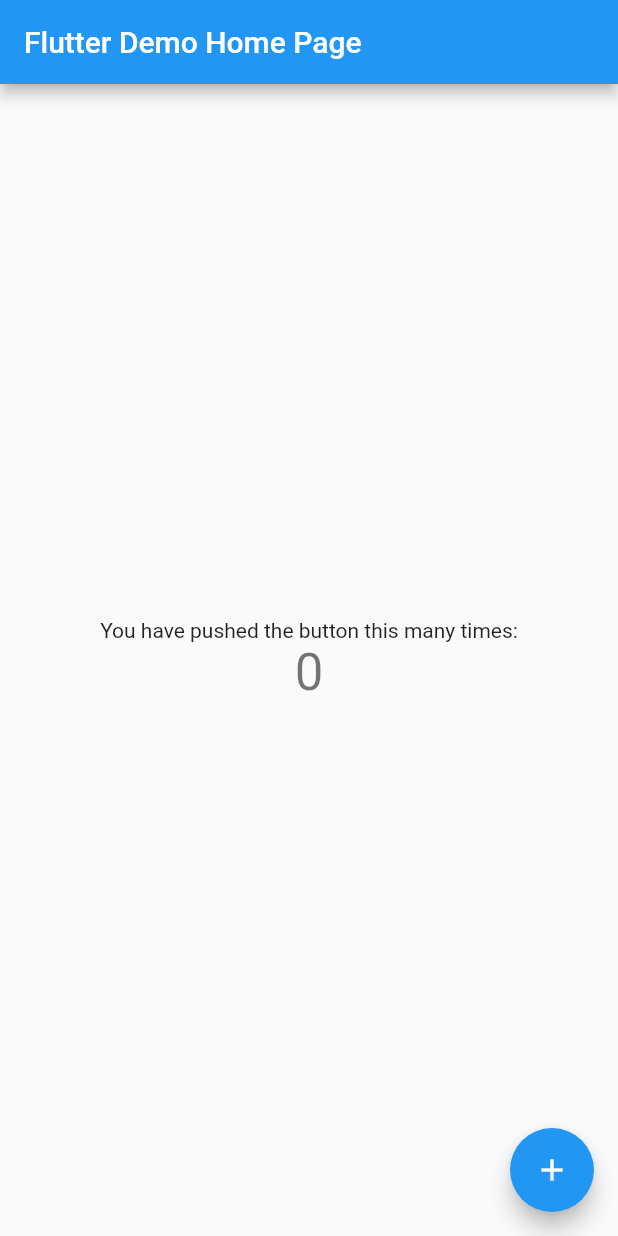
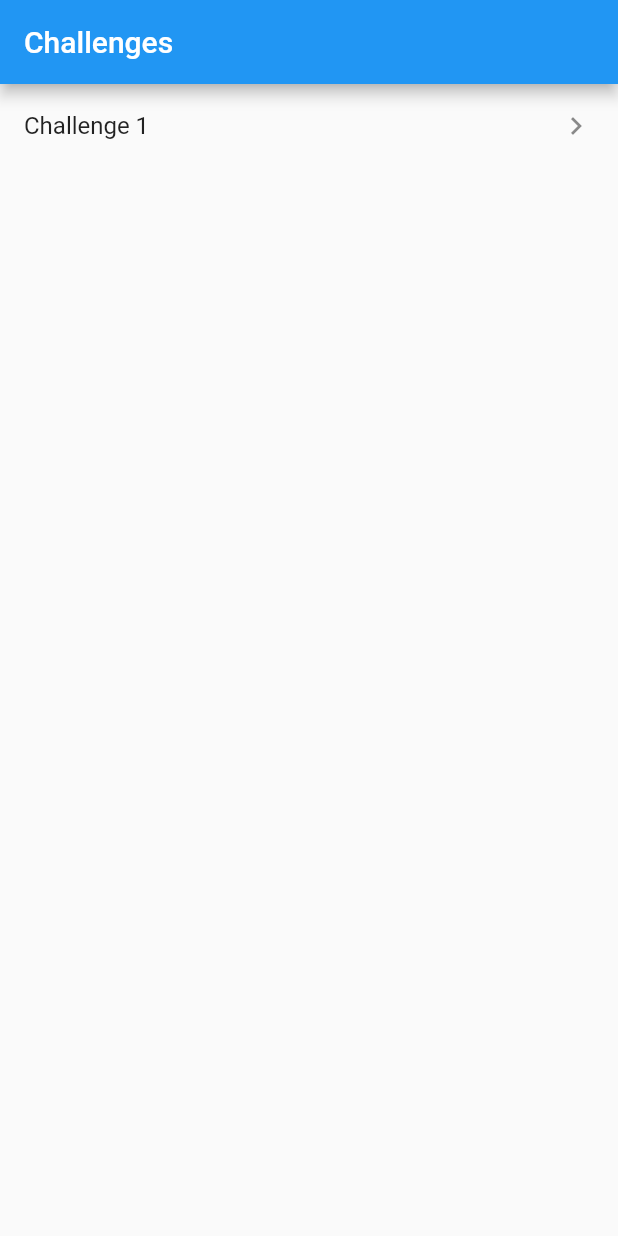
Before and after one commit to bogdanorzea/flutter_challenges, a Flutter app: the screen it shows after launch, on a phone screen of 412 x 824 dp. Run offline on Flutter 3.47's test engine with Material 2 defaults, Android fonts, the phone set to English and light mode, and no system bars.

Commit message:
Solve Challenge 1

```diff
--- a/lib/main.dart
+++ b/lib/main.dart
@@ -1,4 +1,5 @@
 import 'package:flutter/material.dart';
+import 'package:flutter_challenges/challenge1.dart';
 
 void main() {
   runApp(MyApp());
@@ -8,57 +9,40 @@ class MyApp extends StatelessWidget {
   @override
   Widget build(BuildContext context) {
     return MaterialApp(
-      title: 'Flutter Demo',
+      title: 'Flutter Challenges',
       theme: ThemeData(
         primarySwatch: Colors.blue,
       ),
-      home: MyHomePage(title: 'Flutter Demo Home Page'),
+      home: Home(),
+      routes: {
+        '/challenge1': (context) => Challenge1(),
+      },
     );
   }
 }
 
-class MyHomePage extends StatefulWidget {
-  MyHomePage({Key key, this.title}) : super(key: key);
-
-  final String title;
-
-  @override
-  _MyHomePageState createState() => _MyHomePageState();
-}
-
-class _MyHomePageState extends State<MyHomePage> {
-  int _counter = 0;
-
-  void _incrementCounter() {
-    setState(() {
-      _counter++;
-    });
-  }
+class Home extends StatelessWidget {
+  const Home({Key key}) : super(key: key);
 
   @override
   Widget build(BuildContext context) {
     return Scaffold(
-      appBar: AppBar(
-        title: Text(widget.title),
-      ),
-      body: Center(
-        child: Column(
-          mainAxisAlignment: MainAxisAlignment.center,
-          children: <Widget>[
-            Text(
-              'You have pushed the button this many times:',
-            ),
-            Text(
-              '$_counter',
-              style: Theme.of(context).textTheme.headline4,
-            ),
-          ],
-        ),
-      ),
-      floatingActionButton: FloatingActionButton(
-        onPressed: _incrementCounter,
-        tooltip: 'Increment',
-        child: Icon(Icons.add),
+      appBar: AppBar(title: Text("Challenges")),
+      body: ListView(
+        children: [
+          ...ListTile.divideTiles(
+            context: context,
+            tiles: [
+              ListTile(
+                title: Text('Challenge 1'),
+                trailing: Icon(Icons.chevron_right),
+                onTap: () {
+                  Navigator.of(context).pushNamed('/challenge1');
+                },
+              ),
+            ],
+          ),
+        ],
       ),
     );
   }
```
Also changed, not shown: lib/challenge1.dart (added, +35 -0 lines).
